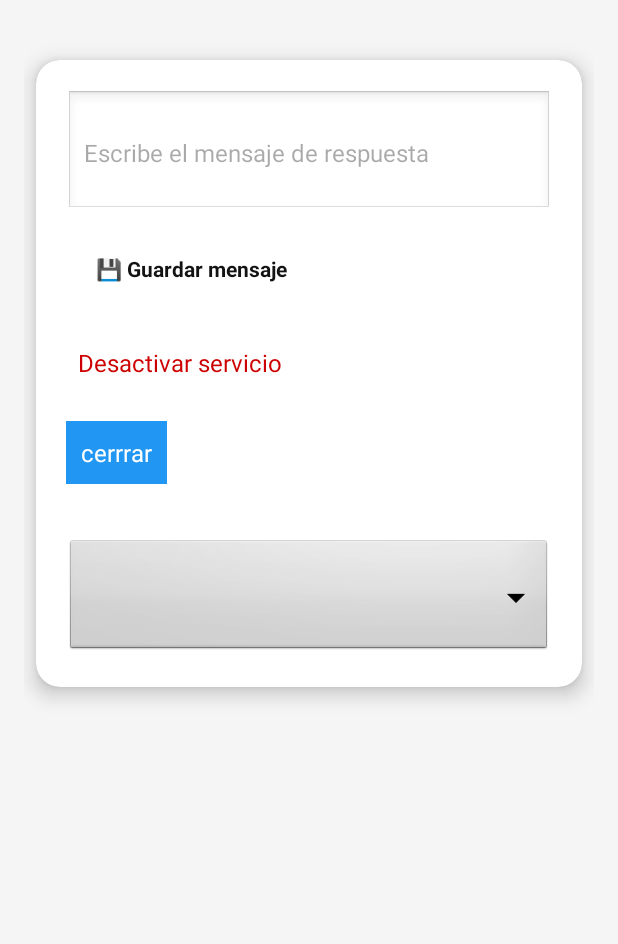
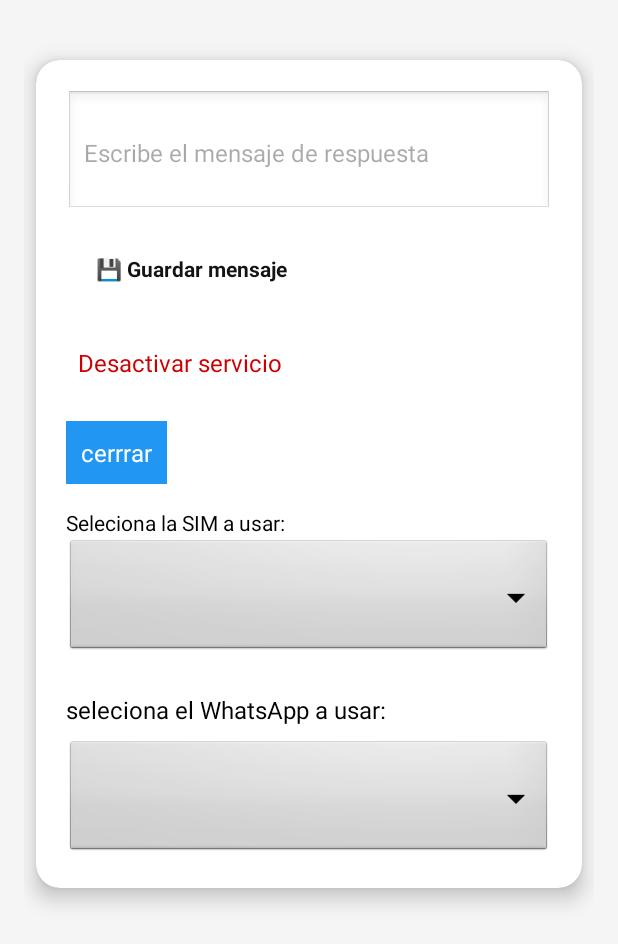
Before and after one commit to CreativeMB/MSM, an Android app: the layout activity_main.xml on its own in the app's theme, with its tools: preview values and no code run, on a phone screen of 412 x 824 dp. Shown: the top 944 px of the screen. Run offline under Robolectric (Android 15) with nearby library versions, the phone set to English and light mode, and no system bars.

Commit message:
Refactor: Enhance WhatsApp integration and UI for SIM/WhatsApp selection
This commit introduces several improvements:

- **WhatsApp Integration:**
    - The service now attempts to open WhatsApp Business first, then personal WhatsApp, and finally a generic web link if neither is installed.
    - Added a `Spinner` to `MainActivity` allowing users to select which WhatsApp application (Personal or Business) to use for sending messages, if both are installed.
    - The selected WhatsApp package is saved in preferences.
    - Added `<queries>` element in `AndroidManifest.xml` to declare the app's need to interact with WhatsApp and WhatsApp Business packages, ensuring `isPackageInstalled` works correctly on Android 11+ (API 30+).

- **UI & Service Enhancements:**
    - The foreground service notification title is updated to "✅ Servicio de respuesta activo" and the content text to "Mensaje listo. Toca para enviar".
    - `CallForegroundService` now logs more detailed information about which WhatsApp package is being used.
    - `MainActivity` now populates the WhatsApp selector and updates the UI accordingly.
    - The `simSelectorLabel` text in `activity_main.xml` is changed to "Seleciona la SIM a usar:".
    - The visibility of `simSelectorLabel`, `simSelectorSpinner`, `whatsappSelectorLabel`, and `whatsappSelectorSpinner` is now controlled by `tools:visibility="visible"` for better preview in Android Studio and `visibility="gone"` by default, shown programmatically.

- **Permission Handling:**
    - `READ_PHONE_NUMBERS` permission is now correctly requested alongside other necessary permissions in `MainActivity`.

- **Code Cleanup:**
    - Removed unused `CallReceiver.kt`, `SmsDeliveredReceiver.kt`, and `SmsSentReceiver.kt` files.
    - Removed unused `Toast` import from `CallForegroundService`.

```diff
--- a/app/src/main/AndroidManifest.xml
+++ b/app/src/main/AndroidManifest.xml
@@ -18,7 +18,10 @@
 
     <uses-permission android:name="android.permission.MANAGE_OWN_CALLS" />
 
-
+    <queries>
+        <package android:name="com.whatsapp" />
+        <package android:name="com.whatsapp.w4b" />
+    </queries>
 
     <application
         android:allowBackup="true"
--- a/app/src/main/res/layout/activity_main.xml
+++ b/app/src/main/res/layout/activity_main.xml
@@ -3,7 +3,7 @@
     xmlns:card_view="http://schemas.android.com/apk/res-auto"
     android:layout_width="match_parent"
     android:layout_height="match_parent"
-    xmlns:app="http://schemas.android.com/tools"
+    xmlns:tools="http://schemas.android.com/tools"
     android:fitsSystemWindows="true"
     android:background="#F5F5F5">
 
@@ -80,17 +80,41 @@
                     android:id="@+id/simSelectorLabel"
                     android:layout_width="wrap_content"
                     android:layout_height="wrap_content"
-                    android:text="Monitorear llamadas en la SIM:"
+                    android:text="Seleciona la SIM a usar:"
                     android:layout_marginTop="16dp"
-                    android:textColor="@color/white"
-                    android:visibility="visible"/>
+                    android:textColor="@color/black"
+                    android:visibility="gone"
+                    tools:visibility="visible"/>
                 <Spinner
                     android:id="@+id/simSelectorSpinner"
                     android:layout_width="match_parent"
                     android:layout_height="80dp"
                     android:background="@android:drawable/btn_dropdown"
                     android:spinnerMode="dropdown"
-                    android:visibility="visible"/>
+                    android:visibility="gone"
+                    tools:visibility="visible"/>
+                <!-- AÑADE ESTOS DOS NUEVOS ELEMENTOS PARA WHATSAPP -->
+                <TextView
+                    android:id="@+id/whatsappSelectorLabel"
+                    android:layout_width="wrap_content"
+                    android:layout_height="wrap_content"
+                    android:text="seleciona el WhatsApp a usar:"
+                    android:layout_marginTop="24dp"
+                    android:textColor="#000000"
+                    android:textSize="16sp"
+                    android:visibility="gone"
+                    tools:visibility="visible"/> <!-- tools:visibility para verlo en el preview -->
+
+                <Spinner
+                    android:id="@+id/whatsappSelectorSpinner"
+                    android:layout_width="match_parent"
+                    android:layout_height="80dp"
+                    android:layout_marginTop="8dp"
+                    android:background="@android:drawable/btn_dropdown"
+                    android:spinnerMode="dropdown"
+                    android:visibility="gone"
+                    tools:visibility="visible"/>
+
 
 
             </LinearLayout>
```
Also changed, not shown: app/src/main/java/com/creativem/msm/CallForegroundService.kt (+44 -7 lines), app/src/main/java/com/creativem/msm/CallReceiver.kt (deleted, +0 -53 lines), app/src/main/java/com/creativem/msm/MainActivity.kt (+78 -24 lines), app/src/main/java/com/creativem/msm/SmsDeliveredReceiver.kt (deleted, +0 -12 lines), app/src/main/java/com/creativem/msm/SmsSentReceiver.kt (deleted, +0 -17 lines).
